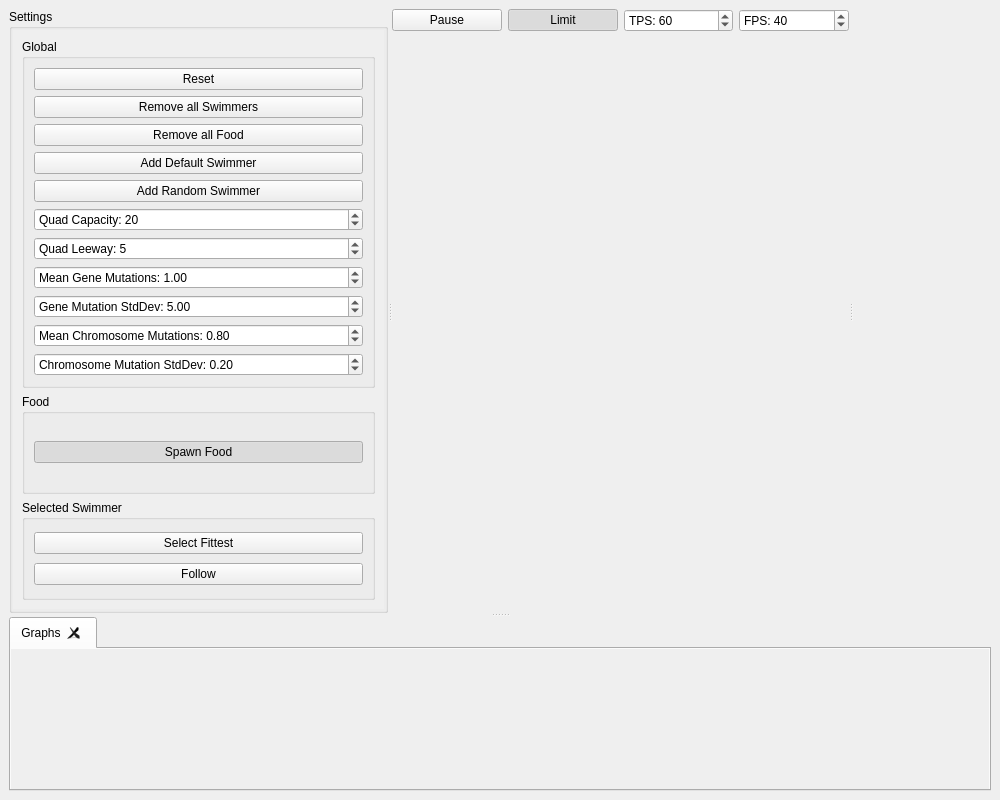
Above: src/MainWindow.ui from SebastianTroy/EoBE before the change. Below: the same form after it.
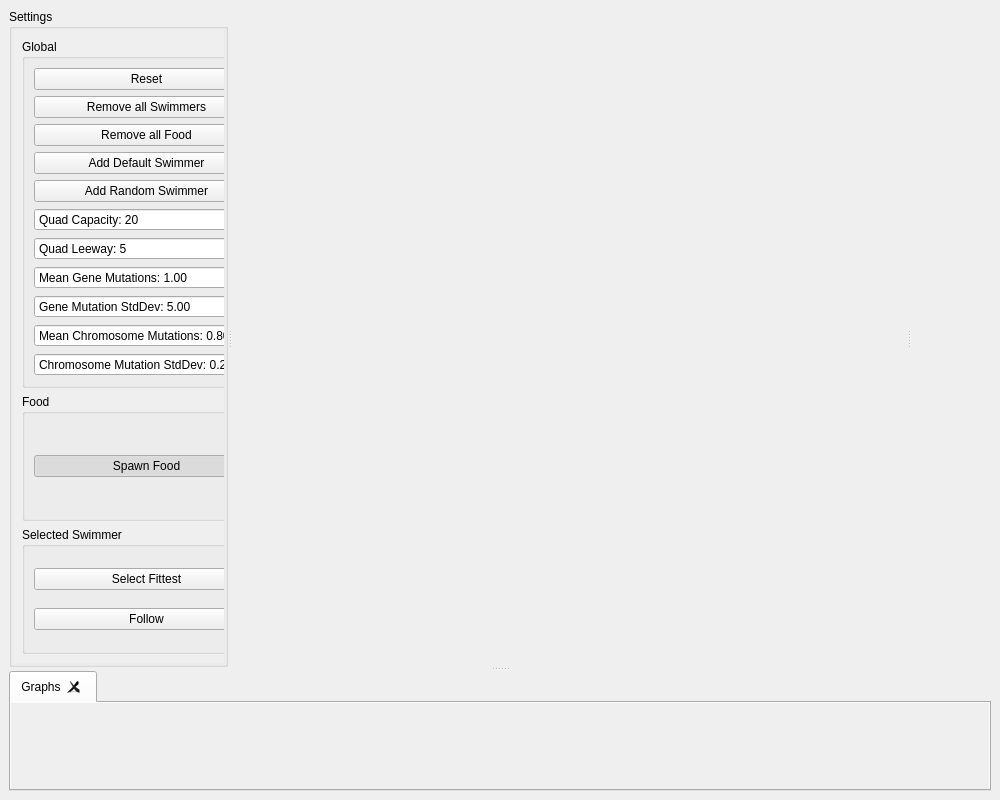
That is the form after the change. Icons and pictures are not drawn. Custom widgets are drawn as their Qt base class.

Commit message: Overhauled simulation speed settings and added icons -Fixed indentation in Trilobytes CMakeLists.txt -Added ability to `step` simulation

What changed in the file:
```diff
--- a/src/MainWindow.ui
+++ b/src/MainWindow.ui
@@ -75,8 +75,8 @@
              <rect>
               <x>0</x>
               <y>0</y>
-              <width>336</width>
-              <height>564</height>
+              <width>243</width>
+              <height>628</height>
              </rect>
             </property>
             <layout class="QVBoxLayout" name="verticalLayout_5">
@@ -267,67 +267,265 @@
        </widget>
        <widget class="UniverseWidget" name="universe" native="true">
         <layout class="QGridLayout" name="gridLayout_2">
-         <item row="0" column="1">
-          <widget class="QPushButton" name="limitButton">
-           <property name="text">
-            <string>Limit</string>
-           </property>
-           <property name="checkable">
-            <bool>true</bool>
-           </property>
-           <property name="checked">
-            <bool>true</bool>
-           </property>
-          </widget>
-         </item>
-         <item row="0" column="0">
-          <widget class="QPushButton" name="pauseButton">
-           <property name="text">
-            <string>Pause</string>
-           </property>
-           <property name="checkable">
-            <bool>true</bool>
-           </property>
-          </widget>
-         </item>
-         <item row="0" column="2">
-          <widget class="QSpinBox" name="tpsSelector">
-           <property name="prefix">
-            <string>TPS: </string>
-           </property>
-           <property name="maximum">
-            <number>120</number>
-           </property>
-           <property name="value">
-            <number>60</number>
-           </property>
-          </widget>
-         </item>
-         <item row="0" column="3">
-          <widget class="QSpinBox" name="fpsSelector">
-           <property name="prefix">
-            <string>FPS: </string>
-           </property>
-           <property name="maximum">
-            <number>120</number>
-           </property>
-           <property name="singleStep">
-            <number>10</number>
-           </property>
-           <property name="value">
-            <number>40</number>
-           </property>
-          </widget>
-         </item>
-         <item row="1" column="1">
-          <spacer name="verticalSpacer">
+         <item row="0" column="0" colspan="3">
+          <spacer name="pushPlayControllsDownSpacer">
            <property name="orientation">
             <enum>Qt::Vertical</enum>
            </property>
            <property name="sizeHint" stdset="0">
             <size>
-             <width>20</width>
-             <height>40</height>
+             <width>388</width>
+             <height>531</height>
+            </size>
+           </property>
+          </spacer>
+         </item>
+         <item row="1" column="0">
+          <spacer name="pushPlayControllsRightSpacer">
+           <property name="orientation">
+            <enum>Qt::Horizontal</enum>
+           </property>
+           <property name="sizeHint" stdset="0">
+            <size>
+             <width>211</width>
+             <height>20</height>
+            </size>
+           </property>
+          </spacer>
+         </item>
+         <item row="1" column="1">
+          <widget class="QWidget" name="playControllsContainer" native="true">
+           <layout class="QHBoxLayout" name="horizontalLayout_2">
+            <property name="topMargin">
+             <number>0</number>
+            </property>
+            <property name="bottomMargin">
+             <number>0</number>
+            </property>
+            <item>
+             <widget class="QPushButton" name="playPauseButton">
+              <property name="text">
+               <string/>
+              </property>
+              <property name="icon">
+               <iconset resource="Icons.qrc">
+                <normaloff>:/icons/icons/pause.svg</normaloff>
+                <normalon>:/icons/icons/play.svg</normalon>:/icons/icons/pause.svg</iconset>
+              </property>
+              <property name="iconSize">
+               <size>
+                <width>50</width>
+                <height>50</height>
+               </size>
+              </property>
+              <property name="checkable">
+               <bool>true</bool>
+              </property>
+              <property name="checked">
+               <bool>false</bool>
+              </property>
+              <property name="flat">
+               <bool>true</bool>
+              </property>
+             </widget>
+            </item>
+            <item>
+             <widget class="QWidget" name="playSpeedContainer" native="true">
+              <layout class="QHBoxLayout" name="horizontalLayout_3">
+               <item>
+                <widget class="QPushButton" name="forwardButton">
+                 <property name="text">
+                  <string/>
+                 </property>
+                 <property name="icon">
+                  <iconset resource="Icons.qrc">
+                   <normaloff>:/icons/icons/play.svg</normaloff>:/icons/icons/play.svg</iconset>
+                 </property>
+                 <property name="iconSize">
+                  <size>
+                   <width>50</width>
+                   <height>50</height>
+                  </size>
+                 </property>
+                 <property name="checkable">
+                  <bool>true</bool>
+                 </property>
+                 <property name="flat">
+                  <bool>true</bool>
+                 </property>
+                 <attribute name="buttonGroup">
+                  <string notr="true">playSpeedButtonGroup</string>
+                 </attribute>
+                </widget>
+               </item>
+               <item>
+                <widget class="QPushButton" name="fastForwardButton">
+                 <property name="text">
+                  <string/>
+                 </property>
+                 <property name="icon">
+                  <iconset resource="Icons.qrc">
+                   <normaloff>:/icons/icons/fast-forward.svg</normaloff>:/icons/icons/fast-forward.svg</iconset>
+                 </property>
+                 <property name="iconSize">
+                  <size>
+                   <width>50</width>
+                   <height>50</height>
+                  </size>
+                 </property>
+                 <property name="checkable">
+                  <bool>true</bool>
+                 </property>
+                 <property name="autoExclusive">
+                  <bool>false</bool>
+                 </property>
+                 <property name="flat">
+                  <bool>true</bool>
+                 </property>
+                 <attribute name="buttonGroup">
+                  <string notr="true">playSpeedButtonGroup</string>
+                 </attribute>
+                </widget>
+               </item>
+               <item>
+                <widget class="QPushButton" name="fastFastForwardButton">
+                 <property name="text">
+                  <string/>
+                 </property>
+                 <property name="icon">
+                  <iconset resource="Icons.qrc">
+                   <normaloff>:/icons/icons/fast-fast-forward.svg</normaloff>:/icons/icons/fast-fast-forward.svg</iconset>
+                 </property>
+                 <property name="iconSize">
+                  <size>
+                   <width>50</width>
+                   <height>50</height>
+                  </size>
+                 </property>
+                 <property name="checkable">
+                  <bool>true</bool>
+                 </property>
+                 <property name="autoExclusive">
+                  <bool>false</bool>
+                 </property>
+                 <property name="flat">
+                  <bool>true</bool>
+                 </property>
+                 <attribute name="buttonGroup">
+                  <string notr="true">playSpeedButtonGroup</string>
+                 </attribute>
+                </widget>
+               </item>
+               <item>
+                <widget class="QPushButton" name="fullSpeedButton">
+                 <property name="text">
+                  <string/>
+                 </property>
+                 <property name="icon">
+                  <iconset resource="Icons.qrc">
+                   <normaloff>:/icons/icons/full-forward.svg</normaloff>:/icons/icons/full-forward.svg</iconset>
+                 </property>
+                 <property name="iconSize">
+                  <size>
+                   <width>50</width>
+                   <height>50</height>
+                  </size>
+                 </property>
+                 <property name="checkable">
+                  <bool>true</bool>
+                 </property>
+                 <property name="autoExclusive">
+                  <bool>false</bool>
+                 </property>
+                 <property name="flat">
+                  <bool>true</bool>
+                 </property>
+                 <attribute name="buttonGroup">
+                  <string notr="true">playSpeedButtonGroup</string>
+                 </attribute>
+                </widget>
+               </item>
+              </layout>
+             </widget>
+            </item>
+            <item>
+             <widget class="QWidget" name="playStepContainer" native="true">
+              <layout class="QHBoxLayout" name="horizontalLayout_4">
+               <item>
+                <widget class="QPushButton" name="stepOneButton">
+                 <property name="text">
+                  <string/>
+                 </property>
+                 <property name="icon">
+                  <iconset resource="Icons.qrc">
+                   <normaloff>:/icons/icons/skip-1.svg</normaloff>:/icons/icons/skip-1.svg</iconset>
+                 </property>
+                 <property name="iconSize">
+                  <size>
+                   <width>50</width>
+                   <height>50</height>
+                  </size>
+                 </property>
+                 <property name="flat">
+                  <bool>true</bool>
+                 </property>
+                </widget>
+               </item>
+               <item>
+                <widget class="QPushButton" name="stepTenButton">
+                 <property name="text">
+                  <string/>
+                 </property>
+                 <property name="icon">
+                  <iconset resource="Icons.qrc">
+                   <normaloff>:/icons/icons/skip-10.svg</normaloff>:/icons/icons/skip-10.svg</iconset>
+                 </property>
+                 <property name="iconSize">
+                  <size>
+                   <width>50</width>
+                   <height>50</height>
+                  </size>
+                 </property>
+                 <property name="flat">
+                  <bool>true</bool>
+                 </property>
+                </widget>
+               </item>
+               <item>
+                <widget class="QPushButton" name="stepHundredButton">
+                 <property name="text">
+                  <string/>
+                 </property>
+                 <property name="icon">
+                  <iconset resource="Icons.qrc">
+                   <normaloff>:/icons/icons/skip-100.svg</normaloff>:/icons/icons/skip-100.svg</iconset>
+                 </property>
+                 <property name="iconSize">
+                  <size>
+                   <width>50</width>
+                   <height>50</height>
+                  </size>
+                 </property>
+                 <property name="flat">
+                  <bool>true</bool>
+                 </property>
+                </widget>
+               </item>
+              </layout>
+             </widget>
+            </item>
+           </layout>
+          </widget>
+         </item>
+         <item row="1" column="2">
+          <spacer name="pushPlayControllsLeftSpacer">
+           <property name="orientation">
+            <enum>Qt::Horizontal</enum>
+           </property>
+           <property name="sizeHint" stdset="0">
+            <size>
+             <width>210</width>
+             <height>20</height>
             </size>
            </property>
           </spacer>
@@ -386,7 +584,7 @@
               <x>0</x>
               <y>0</y>
               <width>976</width>
-              <height>146</height>
+              <height>82</height>
              </rect>
             </property>
            </widget>
```
Left out of the diff: 7 changed lines with no effect on the pictures. The commit also changes 14 other files.
